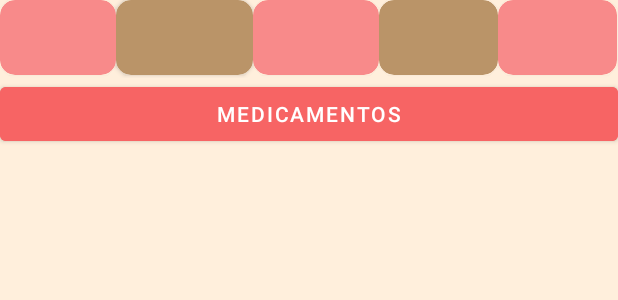
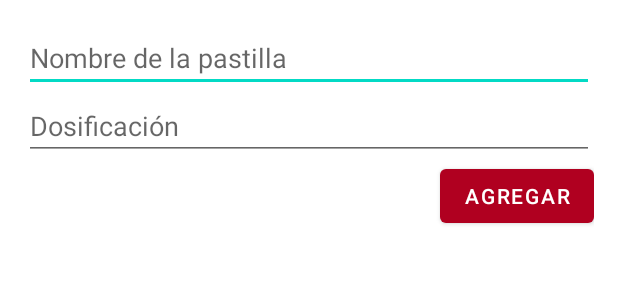
Before and after one commit to Nativpina/Farmathory, an Android app: the layout activity_add_pill.xml on its own in the app's theme, with its tools: preview values and no code run, on a phone screen of 412 x 824 dp. Shown: the top 300 px of the screen. Run offline under Robolectric (Android 15) with nearby library versions, the phone set to English and light mode, and no system bars.

Commit message:
Added activity_add_pill

```diff
--- a/app/src/main/res/layout/activity_add_pill.xml
+++ b/app/src/main/res/layout/activity_add_pill.xml
@@ -1,71 +1,30 @@
 <?xml version="1.0" encoding="utf-8"?>
-<LinearLayout xmlns:android="http://schemas.android.com/apk/res/android"
-    xmlns:app="http://schemas.android.com/apk/res-auto"
+<RelativeLayout xmlns:android="http://schemas.android.com/apk/res/android"
     android:layout_width="match_parent"
     android:layout_height="match_parent"
-    android:background="#FFEFDC"
-    android:orientation="vertical">
+    android:padding="16dp">
 
-    <LinearLayout
+    <EditText
+        android:id="@+id/editText_pill_name"
         android:layout_width="match_parent"
-        android:layout_height="52dp"
-        android:orientation="horizontal">
+        android:layout_height="wrap_content"
+        android:hint="Nombre de la pastilla"
+        android:inputType="text" />
 
-        <androidx.cardview.widget.CardView
-            android:layout_width="77dp"
-            android:layout_height="50dp"
-            app:cardBackgroundColor="#F88A8A"
-            app:cardCornerRadius="10dp" />
-
-        <androidx.cardview.widget.CardView
-            android:layout_width="91dp"
-            android:layout_height="50dp"
-            app:cardBackgroundColor="#BA9468"
-            app:cardCornerRadius="10dp">
-
-        </androidx.cardview.widget.CardView>
-
-        <androidx.cardview.widget.CardView
-            android:layout_width="84dp"
-            android:layout_height="50dp"
-            app:cardBackgroundColor="#F88A8A"
-            app:cardCornerRadius="10dp">
-
-        </androidx.cardview.widget.CardView>
-
-        <androidx.cardview.widget.CardView
-            android:layout_width="79dp"
-            android:layout_height="50dp"
-            app:cardBackgroundColor="#BA9468"
-            app:cardCornerRadius="10dp">
-
-        </androidx.cardview.widget.CardView>
-
-        <androidx.cardview.widget.CardView
-            android:layout_width="79dp"
-            android:layout_height="50dp"
-            app:cardBackgroundColor="#F88A8A"
-            app:cardCornerRadius="10dp">
-
-        </androidx.cardview.widget.CardView>
-
-
-    </LinearLayout>
+    <EditText
+        android:id="@+id/editText_dosage"
+        android:layout_width="match_parent"
+        android:layout_height="wrap_content"
+        android:layout_below="@id/editText_pill_name"
+        android:hint="Dosificación"
+        android:inputType="number" />
 
     <Button
-        android:id="@+id/btnPill"
-        android:layout_width="match_parent"
+        android:id="@+id/button_add"
+        android:layout_width="wrap_content"
         android:layout_height="wrap_content"
-        android:backgroundTint="@color/rose"
-        android:text="Medicamentos">
+        android:layout_below="@id/editText_dosage"
+        android:layout_alignParentEnd="true"
+        android:text="Agregar" />
 
-    </Button>
-
-    <ListView
-        android:id="@+id/lstPastillas"
-        android:layout_width="match_parent"
-        android:layout_height="wrap_content">
-
-    </ListView>
-
-</LinearLayout>
+</RelativeLayout>
```
